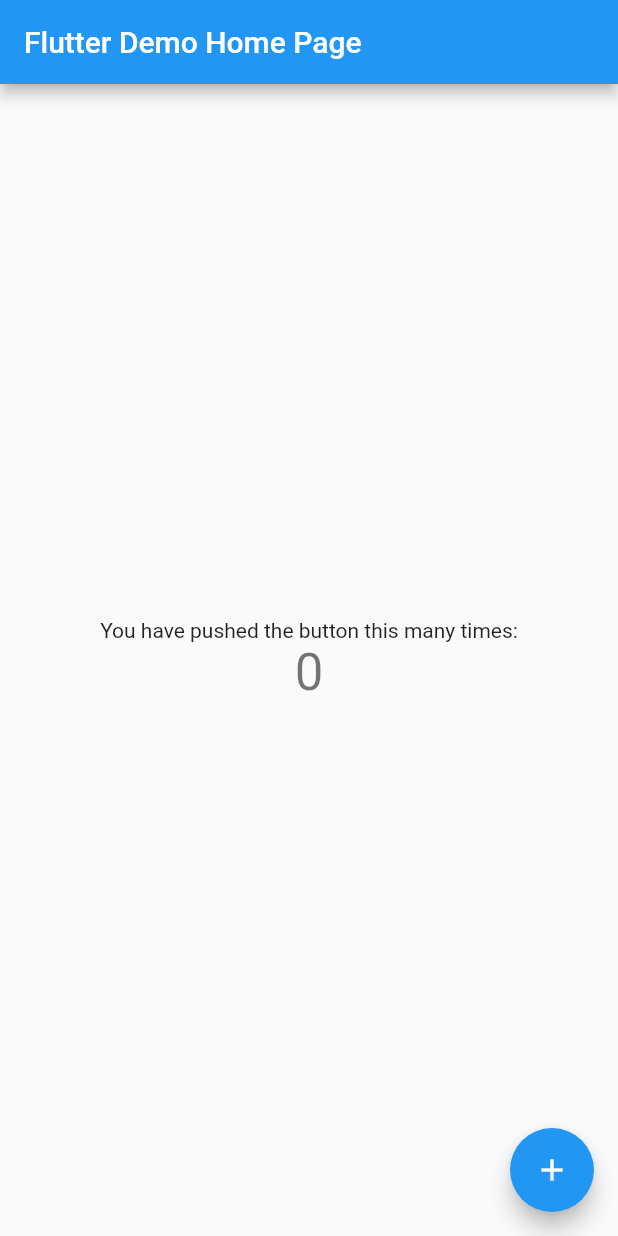
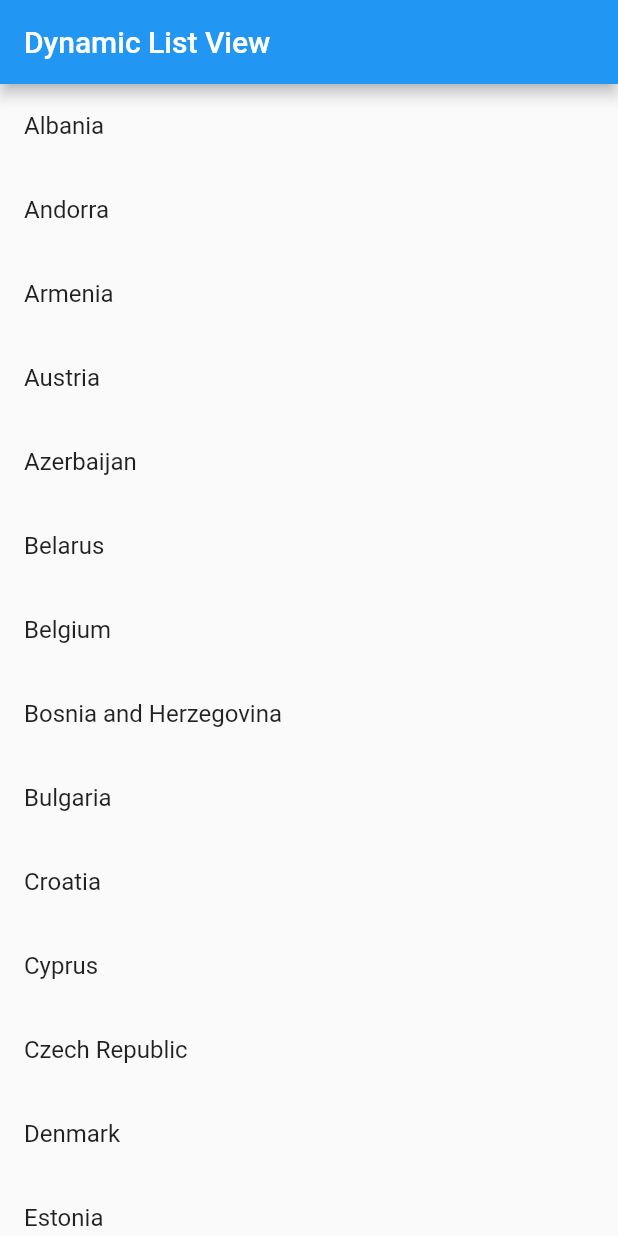
Before and after one commit to DarrylBrooks97/Priority-Task-Scheduler, a Flutter app: the screen it shows after launch, on a phone screen of 412 x 824 dp. Run offline on Flutter 3.47's test engine with Material 2 defaults, Android fonts, the light colour scheme and no system bars.

Commit message:
Added Dynamic List View

```diff
--- a/priority_school_tasker/lib/main.dart
+++ b/priority_school_tasker/lib/main.dart
@@ -3,11 +3,14 @@
 void main() => runApp(MyApp());
 
 class MyApp extends StatelessWidget {
-  // This widget is the root of your application.
+
+
+  noSuchMethod(Invocation i) => super.noSuchMethod(i);
+
   @override
   Widget build(BuildContext context) {
     return MaterialApp(
-      title: 'Flutter Demo',
+      title: 'Priority School Tasker',
       theme: ThemeData(
         // This is the theme of your application.
         //
@@ -20,92 +23,40 @@
         // is not restarted.
         primarySwatch: Colors.blue,
       ),
-      home: MyHomePage(title: 'Flutter Demo Home Page'),
-    );
+      home: Scaffold
+      (
+        appBar: new AppBar(title: Text("Dynamic List View"),),
+        body: MyDynamicListView(),
+      ), //Scaffold
+    ); //MyMaterialApp
   }
 }
 
-class MyHomePage extends StatefulWidget {
-  MyHomePage({Key key, this.title}) : super(key: key);
+class MyDynamicListView extends StatelessWidget {
 
-  // This widget is the home page of your application. It is stateful, meaning
-  // that it has a State object (defined below) that contains fields that affect
-  // how it looks.
-
-  // This class is the configuration for the state. It holds the values (in this
-  // case the title) provided by the parent (in this case the App widget) and
-  // used by the build method of the State. Fields in a Widget subclass are
-  // always marked "final".
-
-  final String title;
-
-  @override
-  _MyHomePageState createState() => _MyHomePageState();
-}
-
-class _MyHomePageState extends State<MyHomePage> {
-  int _counter = 0;
-
-  void _incrementCounter() {
-    setState(() {
-      // This call to setState tells the Flutter framework that something has
-      // changed in this State, which causes it to rerun the build method below
-      // so that the display can reflect the updated values. If we changed
-      // _counter without calling setState(), then the build method would not be
-      // called again, and so nothing would appear to happen.
-      _counter++;
-    });
-  }
 
   @override
   Widget build(BuildContext context) {
-    // This method is rerun every time setState is called, for instance as done
-    // by the _incrementCounter method above.
-    //
-    // The Flutter framework has been optimized to make rerunning build methods
-    // fast, so that you can just rebuild anything that needs updating rather
-    // than having to individually change instances of widgets.
-    return Scaffold(
-      appBar: AppBar(
-        // Here we take the value from the MyHomePage object that was created by
-        // the App.build method, and use it to set our appbar title.
-        title: Text(widget.title),
-      ),
-      body: Center(
-        // Center is a layout widget. It takes a single child and positions it
-        // in the middle of the parent.
-        child: Column(
-          // Column is also a layout widget. It takes a list of children and
-          // arranges them vertically. By default, it sizes itself to fit its
-          // children horizontally, and tries to be as tall as its parent.
-          //
-          // Invoke "debug painting" (press "p" in the console, choose the
-          // "Toggle Debug Paint" action from the Flutter Inspector in Android
-          // Studio, or the "Toggle Debug Paint" command in Visual Studio Code)
-          // to see the wireframe for each widget.
-          //
-          // Column has various properties to control how it sizes itself and
-          // how it positions its children. Here we use mainAxisAlignment to
-          // center the children vertically; the main axis here is the vertical
-          // axis because Columns are vertical (the cross axis would be
-          // horizontal).
-          mainAxisAlignment: MainAxisAlignment.center,
-          children: <Widget>[
-            Text(
-              'You have pushed the button this many times:',
-            ),
-            Text(
-              '$_counter',
-              style: Theme.of(context).textTheme.display1,
-            ),
-          ],
-        ),
-      ),
-      floatingActionButton: FloatingActionButton(
-        onPressed: _incrementCounter,
-        tooltip: 'Increment',
-        child: Icon(Icons.add),
-      ), // This trailing comma makes auto-formatting nicer for build methods.
-    );
-  }
+
+      // backing data
+      final europeanCountries = ['Albania', 'Andorra', 'Armenia', 'Austria',
+        'Azerbaijan', 'Belarus', 'Belgium', 'Bosnia and Herzegovina', 'Bulgaria',
+        'Croatia', 'Cyprus', 'Czech Republic', 'Denmark', 'Estonia', 'Finland',
+        'France', 'Georgia', 'Germany', 'Greece', 'Hungary', 'Iceland', 'Ireland',
+        'Italy', 'Kazakhstan', 'Kosovo', 'Latvia', 'Liechtenstein', 'Lithuania',
+        'Luxembourg', 'Macedonia', 'Malta', 'Moldova', 'Monaco', 'Montenegro',
+        'Netherlands', 'Norway', 'Poland', 'Portugal', 'Romania', 'Russia',
+        'San Marino', 'Serbia', 'Slovakia', 'Slovenia', 'Spain', 'Sweden',
+        'Switzerland', 'Turkey', 'Ukraine', 'United Kingdom', 'Vatican City'];
+
+      return ListView.builder(
+        itemCount: europeanCountries.length,
+        itemBuilder: (context, index) {
+          return ListTile(
+            title: Text(europeanCountries[index]),
+          );
+        },
+      );
+
+    }
 }
```
Also changed, not shown: 2 other files.
